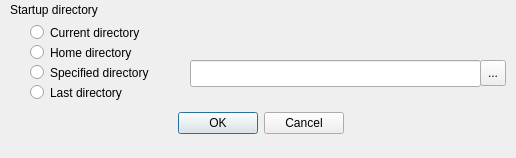
First picture: the form in ui/prefs_dial.ui, repository mimbert/soundbrowser, before the edit.
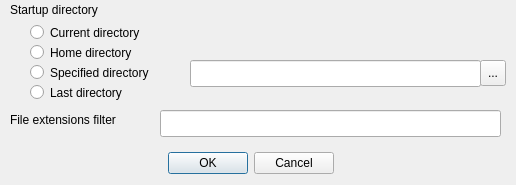
Second picture: the form after the edit. Icons and pictures are not drawn.

Commit message: add file extension filtering

Patch:
```diff
--- a/ui/prefs_dial.ui
+++ b/ui/prefs_dial.ui
@@ -7,7 +7,7 @@
     <x>0</x>
     <y>0</y>
     <width>516</width>
-    <height>158</height>
+    <height>185</height>
    </rect>
   </property>
   <property name="windowTitle">
@@ -23,8 +23,8 @@
   <widget class="QDialogButtonBox" name="buttonBox">
    <property name="geometry">
     <rect>
-     <x>10</x>
-     <y>110</y>
+     <x>0</x>
+     <y>150</y>
      <width>501</width>
      <height>27</height>
     </rect>
@@ -151,6 +151,35 @@
     <string>Startup directory</string>
    </property>
   </widget>
+  <widget class="QLabel" name="label_2">
+   <property name="geometry">
+    <rect>
+     <x>10</x>
+     <y>110</y>
+     <width>141</width>
+     <height>19</height>
+    </rect>
+   </property>
+   <property name="sizePolicy">
+    <sizepolicy hsizetype="Expanding" vsizetype="Fixed">
+     <horstretch>0</horstretch>
+     <verstretch>0</verstretch>
+    </sizepolicy>
+   </property>
+   <property name="text">
+    <string>File extensions filter</string>
+   </property>
+  </widget>
+  <widget class="QLineEdit" name="file_extensions_filter">
+   <property name="geometry">
+    <rect>
+     <x>160</x>
+     <y>110</y>
+     <width>341</width>
+     <height>27</height>
+    </rect>
+   </property>
+  </widget>
  </widget>
  <resources>
   <include location="soundbrowser.qrc"/>
```
The commit also changes 2 other files.
